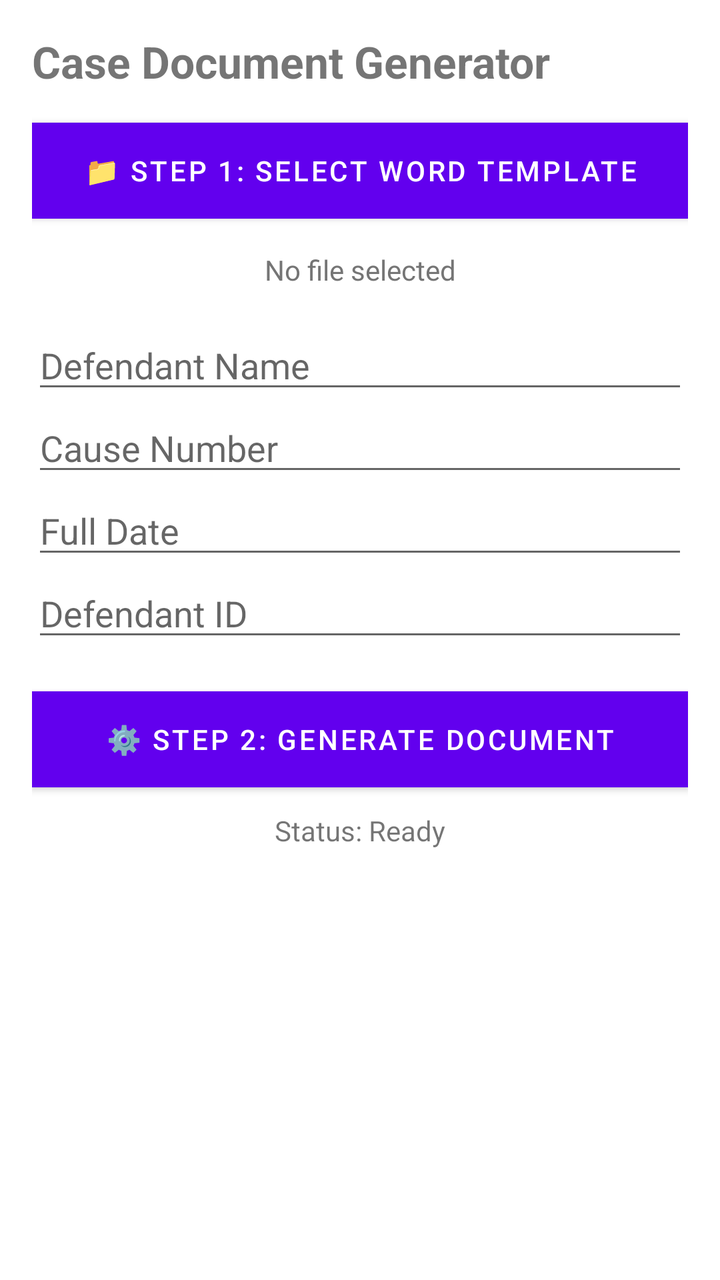
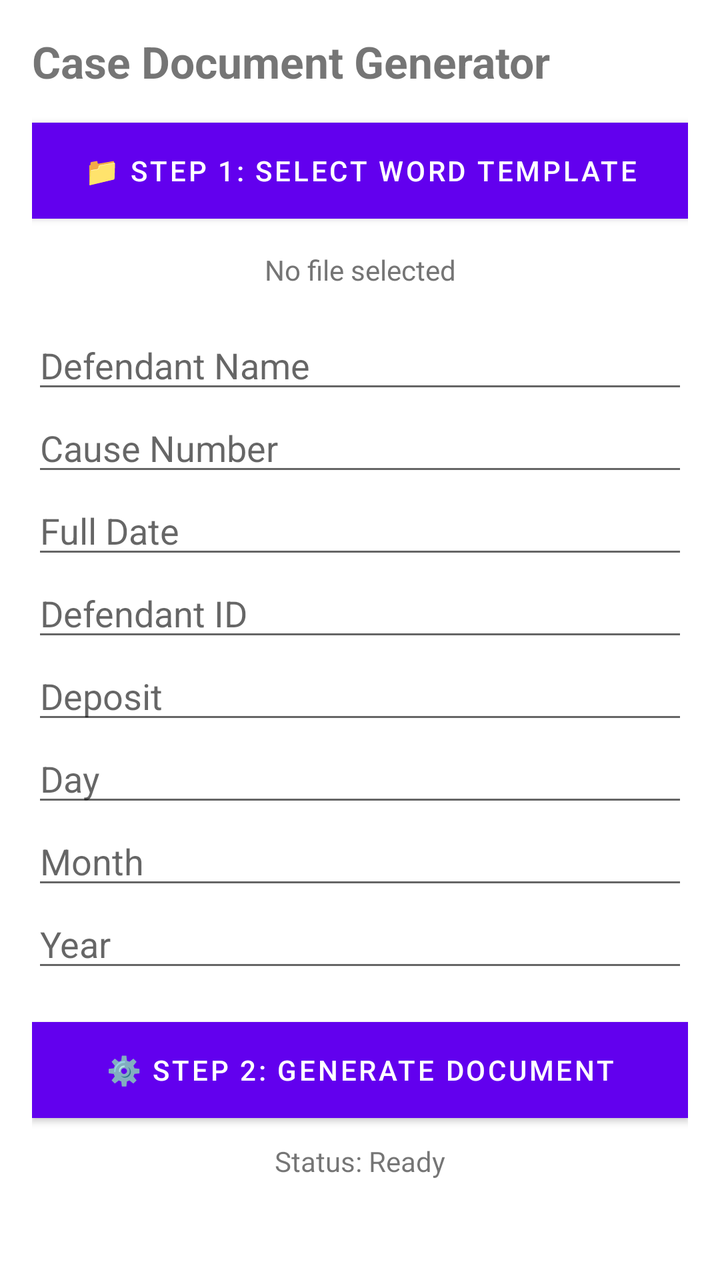

Two renders of the same Android screen: before a commit and after it. Below are the layout's source before the change and the commit's diff.
<!-- AndroidManifest.xml: fallback theme Theme.MaterialComponents.DayNight.NoActionBar -->
<!-- res/layout/activity_main.xml -->
<ScrollView xmlns:android="http://schemas.android.com/apk/res/android"
    android:layout_width="match_parent"
    android:layout_height="match_parent"
    android:padding="16dp">

    <LinearLayout
        android:layout_width="match_parent"
        android:layout_height="wrap_content"
        android:orientation="vertical">

        <TextView
            android:layout_width="match_parent"
            android:layout_height="wrap_content"
            android:text="Case Document Generator"
            android:textSize="22sp"
            android:textStyle="bold"
            android:layout_marginBottom="16dp"/>

        
        <Button android:id="@+id/btn_select_file"
            android:layout_width="match_parent"
            android:layout_height="wrap_content"
            android:text="📁 Step 1: Select Word Template"
            android:background="#4CAF50"
            android:textColor="#FFFFFF"
            android:layout_marginBottom="16dp"/>

        <TextView android:id="@+id/txt_selected_file"
            android:layout_width="match_parent"
            android:layout_height="wrap_content"
            android:text="No file selected"
            android:textColor="#757575"
            android:layout_marginBottom="16dp"
            android:textAlignment="center"/>

        
        <EditText android:id="@+id/input_defendant"
            android:layout_width="match_parent"
            android:layout_height="wrap_content"
            android:hint="Defendant Name" />

        <EditText android:id="@+id/input_causeno"
            android:layout_width="match_parent"
            android:layout_height="wrap_content"
            android:hint="Cause Number" />

        <EditText android:id="@+id/input_date"
            android:layout_width="match_parent"
            android:layout_height="wrap_content"
            android:hint="Full Date" />

        <EditText android:id="@+id/input_defid"
            android:layout_width="match_parent"
            android:layout_height="wrap_content"
            android:hint="Defendant ID" />

        
        <Button android:id="@+id/btn_generate"
            android:layout_width="match_parent"
            android:layout_height="wrap_content"
            android:text="⚙️ Step 2: Generate Document"
            android:layout_marginTop="20dp"
            android:background="#2196F3"
            android:textColor="#FFFFFF"/>

        <TextView android:id="@+id/txt_status"
            android:layout_width="match_parent"
            android:layout_height="wrap_content"
            android:text="Status: Ready"
            android:layout_marginTop="12dp"
            android:textAlignment="center"/>
    </LinearLayout>
</ScrollView>
<!-- resources referenced by this layout -->
<resources>

</resources>

<!-- the commit's change to res/layout/activity_main.xml (unified diff, before → after) -->
@@ -53,6 +53,30 @@
             android:layout_width="match_parent"
             android:layout_height="wrap_content"
             android:hint="Defendant ID" />
+        
+        <EditText android:id="@+id/input_defid"
+            android:layout_width="match_parent"
+            android:layout_height="wrap_content"
+            android:hint="Deposit" />
+        
+        <EditText android:id="@+id/input_defid"
+            android:layout_width="match_parent"
+            android:layout_height="wrap_content"
+            android:hint="Day" />
+        
+        <EditText android:id="@+id/input_defid"
+            android:layout_width="match_parent"
+            android:layout_height="wrap_content"
+            android:hint="Month" />
+        
+        <EditText android:id="@+id/input_defid"
+            android:layout_width="match_parent"
+            android:layout_height="wrap_content"
+            android:hint="Year" />
+
+
+
+
 
         
         <Button android:id="@+id/btn_generate"
